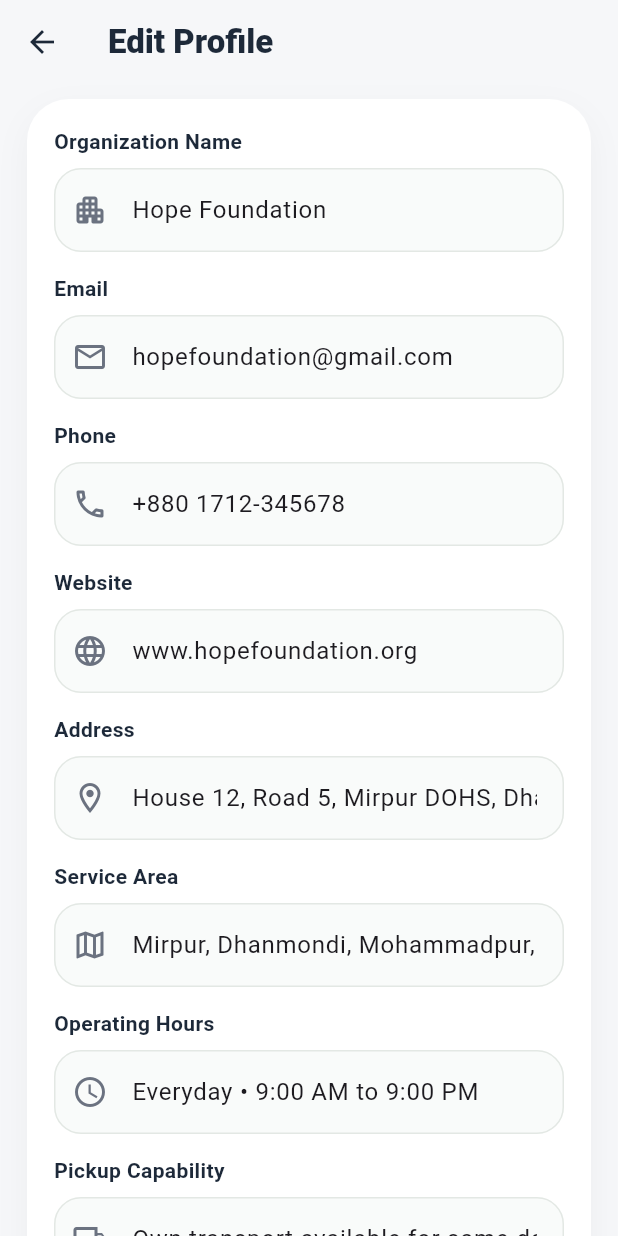
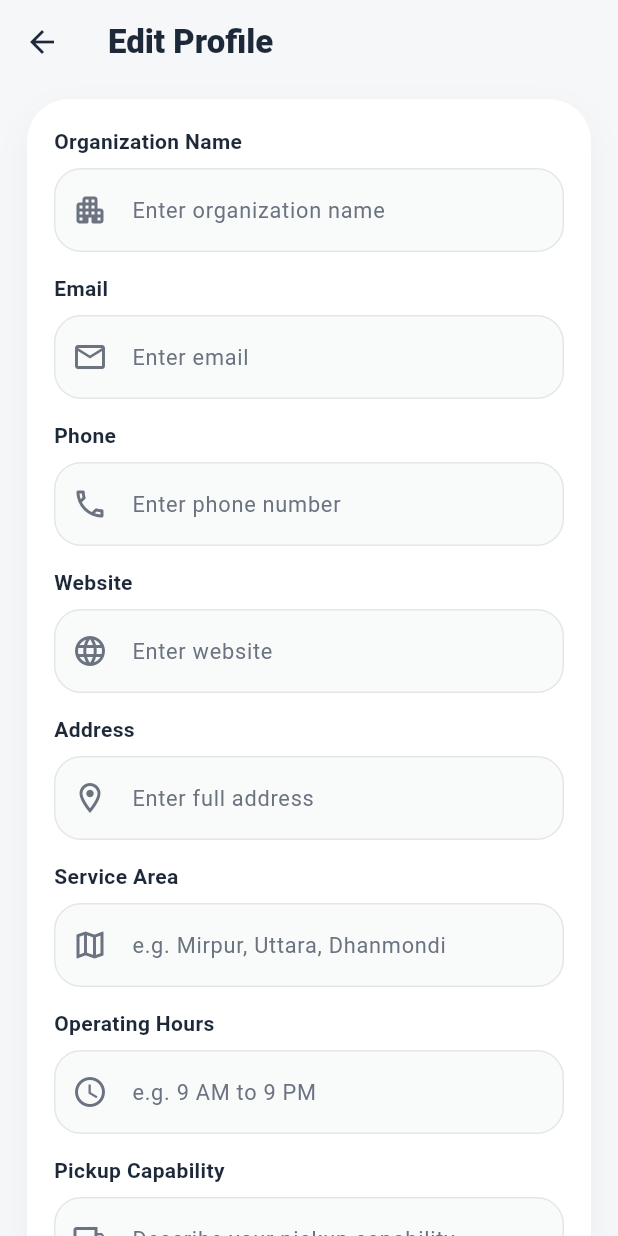
Before and after one commit to siamahmed0011/food_waste_app, a Flutter app: the OrganizationDashboardScreen screen opened by its route, item 5 of the bottom bar chosen, after a tap on "Edit Profile", on a phone screen of 412 x 824 dp. Run offline on Flutter 3.47's test engine with Material 3 defaults, Android fonts, the phone set to English and light mode, and no system bars; our stand-ins replace cloud_firestore, firebase_auth, firebase_core, image_picker, shared_preferences; accounts and stored records are empty.

Commit message:
ngo dasboard update

```diff
--- a/lib/screens/auth/organization_dashboard_screen.dart
+++ b/lib/screens/auth/organization_dashboard_screen.dart
@@ -25,7 +25,7 @@ class _OrganizationDashboardScreenState
 
   @override
   Widget build(BuildContext context) {
-    const Color primary = Color(0xFFF57C00);
+    const Color primary = Color(0xFF1565C0);
     const Color background = Color(0xFFF6F7F9);
 
     return Scaffold(
@@ -76,7 +76,7 @@ class _OrganizationHomeTab extends StatelessWidget {
 
   @override
   Widget build(BuildContext context) {
-    const Color primary = Color(0xFFF57C00);
+    const Color primary = Color(0xFF1565C0);
     const Color titleColor = Color(0xFF1D2939);
     const Color bodyColor = Color(0xFF6B7280);
 
@@ -90,7 +90,7 @@ class _OrganizationHomeTab extends StatelessWidget {
               children: [
                 CircleAvatar(
                   radius: 26,
-                  backgroundColor: const Color(0xFFFFF1E4),
+                  backgroundColor: const Color(0xFFE8F1FD),
                   child: Icon(
                     Icons.apartment_rounded,
                     color: primary.withValues(alpha: 0.95),
@@ -150,9 +150,9 @@ class _OrganizationHomeTab extends StatelessWidget {
               child: const Row(
                 mainAxisAlignment: MainAxisAlignment.spaceAround,
                 children: [
-                  _OrgStatItem(value: '12', label: 'Available'),
-                  _OrgStatItem(value: '4', label: 'Requests'),
-                  _OrgStatItem(value: '8', label: 'Collected'),
+                  _OrgStatItem(value: '0', label: 'Available'),
+                  _OrgStatItem(value: '0', label: 'Requests'),
+                  _OrgStatItem(value: '0', label: 'Collected'),
                 ],
               ),
             ),
@@ -214,13 +214,10 @@ class _OrganizationHomeTab extends StatelessWidget {
                     height: 52,
                     width: 52,
                     decoration: BoxDecoration(
-                      color: const Color(0xFFFFF1E4),
+                      color: const Color(0xFFE8F1FD),
                       borderRadius: BorderRadius.circular(16),
                     ),
-                    child: const Icon(
-                      Icons.fastfood_outlined,
-                      color: primary,
-                    ),
+                    child: const Icon(Icons.fastfood_outlined, color: primary),
                   ),
                   const SizedBox(width: 14),
                   const Expanded(
@@ -228,7 +225,7 @@ class _OrganizationHomeTab extends StatelessWidget {
                       crossAxisAlignment: CrossAxisAlignment.start,
                       children: [
                         Text(
-                          '20 meal packs available nearby',
+                          'No nearby donation yet',
                           style: TextStyle(
                             fontWeight: FontWeight.w800,
                             fontSize: 15,
@@ -237,11 +234,8 @@ class _OrganizationHomeTab extends StatelessWidget {
                         ),
                         SizedBox(height: 5),
                         Text(
-                          'Rice, Curry • Mirpur • Pickup before 6 PM',
-                          style: TextStyle(
-                            color: bodyColor,
-                            fontSize: 13.5,
-                          ),
+                          'When donors post food near your area, it will appear here.',
+                          style: TextStyle(color: bodyColor, fontSize: 13.5),
                         ),
                       ],
                     ),
@@ -252,13 +246,13 @@ class _OrganizationHomeTab extends StatelessWidget {
                       vertical: 6,
                     ),
                     decoration: BoxDecoration(
-                      color: const Color(0xFFFFF4D8),
+                      color: const Color(0xFFE8F1FD),
                       borderRadius: BorderRadius.circular(30),
                     ),
                     child: const Text(
-                      'Urgent',
+                      'New',
                       style: TextStyle(
-                        color: Color(0xFF9A6700),
+                        color: primary,
                         fontWeight: FontWeight.w700,
                         fontSize: 12.5,
                       ),
@@ -278,16 +272,9 @@ class _OrganizationHomeTab extends StatelessWidget {
             ),
             const SizedBox(height: 12),
             const _OrgActivityTile(
-              title: 'Pickup confirmed',
-              subtitle: 'Restaurant donation confirmed for collection',
-            ),
-            const _OrgActivityTile(
-              title: 'New donation nearby',
-              subtitle: 'A donor posted 15 meal boxes near your area',
-            ),
-            const _OrgActivityTile(
-              title: 'Request submitted',
-              subtitle: 'You requested pickup for bakery surplus food',
+              title: 'No recent activity',
+              subtitle:
+                  'Your recent requests and collections will appear here.',
             ),
           ],
         ),
@@ -320,21 +307,25 @@ class _OrganizationProfileTab extends StatefulWidget {
 
 class _OrganizationProfileTabState extends State<_OrganizationProfileTab> {
   Map<String, String> profileData = {
-    'name': 'Hope Foundation',
-    'email': 'hopefoundation@gmail.com',
-    'phone': '+880 1712-345678',
-    'website': 'www.hopefoundation.org',
-    'address': 'House 12, Road 5, Mirpur DOHS, Dhaka',
-    'serviceArea': 'Mirpur, Dhanmondi, Mohammadpur, Uttara',
-    'about':
-        'We collect extra food from restaurants, events and donors, then distribute it to people in need through our volunteer network.',
-    'hours': 'Everyday • 9:00 AM to 9:00 PM',
-    'pickup': 'Own transport available for same-day collection',
+    'name': '',
+    'email': '',
+    'phone': '',
+    'website': '',
+    'address': '',
+    'serviceArea': '',
+    'about': '',
+    'hours': '',
+    'pickup': '',
   };
+
+  String _displayValue(String key) {
+    final value = (profileData[key] ?? '').trim();
+    return value.isEmpty ? 'Not added yet' : value;
+  }
 
   @override
   Widget build(BuildContext context) {
-    const Color primary = Color(0xFFF57C00);
+    const Color primary = Color(0xFF1565C0);
     const Color titleColor = Color(0xFF1D2939);
     const Color bodyColor = Color(0xFF6B7280);
     const Color background = Color(0xFFF6F7F9);
@@ -358,10 +349,7 @@ class _OrganizationProfileTabState extends State<_OrganizationProfileTab> {
               const SizedBox(height: 6),
               const Text(
                 'Manage your NGO details, contact information and service area.',
-                style: TextStyle(
-                  fontSize: 14.5,
-                  color: bodyColor,
-                ),
+                style: TextStyle(fontSize: 14.5, color: bodyColor),
               ),
               const SizedBox(height: 18),
               Container(
@@ -382,7 +370,7 @@ class _OrganizationProfileTabState extends State<_OrganizationProfileTab> {
                   children: [
                     const CircleAvatar(
                       radius: 42,
-                      backgroundColor: Color(0xFFFFF1E4),
+                      backgroundColor: Color(0xFFE8F1FD),
                       child: Icon(
                         Icons.apartment_rounded,
                         size: 42,
@@ -391,7 +379,9 @@ class _OrganizationProfileTabState extends State<_OrganizationProfileTab> {
                     ),
                     const SizedBox(height: 14),
                     Text(
-                      profileData['name'] ?? '',
+                      (profileData['name'] ?? '').trim().isEmpty
+                          ? 'Organization Name'
+                          : profileData['name']!.trim(),
                       style: const TextStyle(
                         fontSize: 20,
                         fontWeight: FontWeight.w800,
@@ -405,7 +395,7 @@ class _OrganizationProfileTabState extends State<_OrganizationProfileTab> {
                         vertical: 7,
                       ),
                       decoration: BoxDecoration(
-                        color: const Color(0xFFFFF1E4),
+                        color: const Color(0xFFE8F1FD),
                         borderRadius: BorderRadius.circular(30),
                       ),
                       child: const Row(
@@ -418,7 +408,7 @@ class _OrganizationProfileTabState extends State<_OrganizationProfileTab> {
                           ),
                           SizedBox(width: 6),
                           Text(
-                            'Verified Organization',
+                            'Organization Account',
                             style: TextStyle(
                               color: primary,
                               fontWeight: FontWeight.w700,
@@ -430,7 +420,9 @@ class _OrganizationProfileTabState extends State<_OrganizationProfileTab> {
                     ),
                     const SizedBox(height: 14),
                     Text(
-                      profileData['about'] ?? '',
+                      (profileData['about'] ?? '').trim().isEmpty
+                          ? 'No description added yet'
+                          : profileData['about']!.trim(),
                       textAlign: TextAlign.center,
                       style: const TextStyle(
                         color: bodyColor,
@@ -443,7 +435,8 @@ class _OrganizationProfileTabState extends State<_OrganizationProfileTab> {
                       width: double.infinity,
                       child: ElevatedButton.icon(
                         onPressed: () async {
-                          final result = await Navigator.push<Map<String, String>>(
+                          final result =
+                              await Navigator.push<Map<String, String>>(
                                 context,
                                 MaterialPageRoute(
                                   builder: (_) => EditOrganizationProfileScreen(
@@ -451,6 +444,7 @@ class _OrganizationProfileTabState extends State<_OrganizationProfileTab> {
                                   ),
                                 ),
                               );
+
                           if (!context.mounted) return;
 
                           if (result != null) {
@@ -459,9 +453,16 @@ if (!context.mounted) return;
                             });
 
                             ScaffoldMessenger.of(context).showSnackBar(
-                              const SnackBar(
-                                content:
-                                    Text('Profile updated successfully'),
+                              SnackBar(
+                                backgroundColor: primary,
+                                behavior: SnackBarBehavior.floating,
+                                shape: RoundedRectangleBorder(
+                                  borderRadius: BorderRadius.circular(12),
+                                ),
+                                content: const Text(
+                                  'Profile updated successfully',
+                                  style: TextStyle(fontWeight: FontWeight.w600),
+                                ),
                               ),
                             );
                           }
@@ -470,8 +471,7 @@ if (!context.mounted) return;
                           backgroundColor: primary,
                           foregroundColor: Colors.white,
                           elevation: 0,
-                          padding:
-                              const EdgeInsets.symmetric(vertical: 14),
+                          padding: const EdgeInsets.symmetric(vertical: 14),
                           shape: RoundedRectangleBorder(
                             borderRadius: BorderRadius.circular(16),
                           ),
@@ -491,7 +491,7 @@ if (!context.mounted) return;
                 children: const [
                   Expanded(
                     child: _OrgInfoStatCard(
-                      value: '128',
+                      value: '0',
                       label: 'Collected',
                       icon: Icons.inventory_2_outlined,
                     ),
@@ -499,7 +499,7 @@ if (!context.mounted) return;
                   SizedBox(width: 12),
                   Expanded(
                     child: _OrgInfoStatCard(
-                      value: '34',
+                      value: '0',
                       label: 'Active Requests',
                       icon: Icons.assignment_outlined,
                     ),
@@ -514,19 +514,19 @@ if (!context.mounted) return;
                   _ProfileInfoTile(
                     icon: Icons.email_outlined,
                     title: 'Email',
-                    value: profileData['email'] ?? '',
+                    value: _displayValue('email'),
                   ),
                   const _ProfileDivider(),
                   _ProfileInfoTile(
                     icon: Icons.call_outlined,
                     title: 'Phone',
-                    value: profileData['phone'] ?? '',
+                    value: _displayValue('phone'),
                   ),
                   const _ProfileDivider(),
                   _ProfileInfoTile(
                     icon: Icons.language_outlined,
                     title: 'Website',
-                    value: profileData['website'] ?? '',
+                    value: _displayValue('website'),
                   ),
                 ],
               ),
@@ -538,13 +538,13 @@ if (!context.mounted) return;
                   _ProfileInfoTile(
                     icon: Icons.location_on_outlined,
                     title: 'Address',
-                    value: profileData['address'] ?? '',
+                    value: _displayValue('address'),
                   ),
                   const _ProfileDivider(),
                   _ProfileInfoTile(
                     icon: Icons.map_outlined,
                     title: 'Service Area',
-                    value: profileData['serviceArea'] ?? '',
+                    value: _displayValue('serviceArea'),
                   ),
                 ],
               ),
@@ -556,19 +556,19 @@ if (!context.mounted) return;
                   _ProfileInfoTile(
                     icon: Icons.info_outline_rounded,
                     title: 'About',
-                    value: profileData['about'] ?? '',
+                    value: _displayValue('about'),
                   ),
                   const _ProfileDivider(),
                   _ProfileInfoTile(
                     icon: Icons.access_time_outlined,
                     title: 'Operating Hours',
-                    value: profileData['hours'] ?? '',
+                    value: _displayValue('hours'),
                   ),
                   const _ProfileDivider(),
                   _ProfileInfoTile(
                     icon: Icons.local_shipping_outlined,
                     title: 'Pickup Capability',
-                    value: profileData['pickup'] ?? '',
+                    value: _displayValue('pickup'),
                   ),
                 ],
               ),
@@ -620,7 +620,7 @@ class _OrgInfoStatCard extends StatelessWidget {
 
   @override
   Widget build(BuildContext context) {
-    const Color primary = Color(0xFFF57C00);
+    const Color primary = Color(0xFF1565C0);
     const Color titleColor = Color(0xFF1D2939);
     const Color bodyColor = Color(0xFF6B7280);
 
@@ -650,13 +650,7 @@ class _OrgInfoStatCard extends StatelessWidget {
             ),
           ),
           const SizedBox(height: 4),
-          Text(
-            label,
-            style: const TextStyle(
-              color: bodyColor,
-              fontSize: 13.5,
-            ),
-          ),
+          Text(label, style: const TextStyle(color: bodyColor, fontSize: 13.5)),
         ],
       ),
     );
@@ -718,7 +712,7 @@ class _ProfileInfoTile extends StatelessWidget {
 
   @override
   Widget build(BuildContext context) {
-    const Color primary = Color(0xFFF57C00);
+    const Color primary = Color(0xFF1565C0);
     const Color titleColor = Color(0xFF1D2939);
     const Color bodyColor = Color(0xFF6B7280);
 
@@ -731,7 +725,7 @@ class _ProfileInfoTile extends StatelessWidget {
             height: 42,
             width: 42,
             decoration: BoxDecoration(
-              color: const Color(0xFFFFF1E4),
+              color: const Color(0xFFE8F1FD),
               borderRadius: BorderRadius.circular(14),
             ),
             child: Icon(icon, color: primary, size: 21),
@@ -782,41 +776,31 @@ class _SettingTile extends StatelessWidget {
 
   @override
   Widget build(BuildContext context) {
-    const Color primary = Color(0xFFF57C00);
+    const Color primary = Color(0xFF1565C0);
     const Color titleColor = Color(0xFF1D2939);
     const Color bodyColor = Color(0xFF6B7280);
 
     return ListTile(
       onTap: onTap,
-      contentPadding:
-          const EdgeInsets.symmetric(horizontal: 16, vertical: 6),
+      contentPadding: const EdgeInsets.symmetric(horizontal: 16, vertical: 6),
       leading: Container(
         height: 42,
         width: 42,
         decoration: BoxDecoration(
-          color: const Color(0xFFFFF1E4),
+          color: const Color(0xFFE8F1FD),
           borderRadius: BorderRadius.circular(14),
         ),
         child: Icon(icon, color: primary),
       ),
       title: Text(
         title,
-        style: const TextStyle(
-          fontWeight: FontWeight.w800,
-          color: titleColor,
-        ),
+        style: const TextStyle(fontWeight: FontWeight.w800, color: titleColor),
       ),
       subtitle: Text(
         subtitle,
-        style: const TextStyle(
-          color: bodyColor,
-          fontSize: 13,
+        style: const TextStyle(color: bodyColor, fontSize: 13),
       ),
-      ),
-      trailing: const Icon(
-        Icons.chevron_right_rounded,
-        color: bodyColor,
-      ),
+      trailing: const Icon(Icons.chevron_right_rounded, color: bodyColor),
     );
   }
 }
@@ -826,11 +810,7 @@ class _ProfileDivider extends StatelessWidget {
 
   @override
   Widget build(BuildContext context) {
-    return const Divider(
-      height: 1,
-      thickness: 1,
-      color: Color(0xFFF1F1F1),
-    );
+    return const Divider(height: 1, thickness: 1, color: Color(0xFFF1F1F1));
   }
 }
 
@@ -838,10 +818,7 @@ class _OrgStatItem extends StatelessWidget {
   final String value;
   final String label;
 
-  const _OrgStatItem({
-    required this.value,
-    required this.label,
-  });
+  const _OrgStatItem({required this.value, required this.label});
 
   @override
   Widget build(BuildContext context) {
@@ -884,7 +861,7 @@ class _OrgQuickActionCard extends StatelessWidget {
   Widget build(BuildContext context) {
     const Color titleColor = Color(0xFF1D2939);
     const Color bodyColor = Color(0xFF6B7280);
-    const Color primary = Color(0xFFF57C00);
+    const Color primary = Color(0xFF1565C0);
 
     return Container(
       padding: const EdgeInsets.symmetric(vertical: 24, horizontal: 16),
@@ -915,10 +892,7 @@ class _OrgQuickActionCard extends StatelessWidget {
           Text(
             subtitle,
             textAlign: TextAlign.center,
-            style: const TextStyle(
-              fontSize: 12.5,
-              color: bodyColor,
-            ),
+            style: const TextStyle(fontSize: 12.5, color: bodyColor),
           ),
         ],
       ),
@@ -930,14 +904,11 @@ class _OrgActivityTile extends StatelessWidget {
   final String title;
   final String subtitle;
 
-  const _OrgActivityTile({
-    required this.title,
-    required this.subtitle,
-  });
+  const _OrgActivityTile({required this.title, required this.subtitle});
 
   @override
   Widget build(BuildContext context) {
-    const Color primary = Color(0xFFF57C00);
+    const Color primary = Color(0xFF1565C0);
     const Color titleColor = Color(0xFF1D2939);
     const Color bodyColor = Color(0xFF6B7280);
 
@@ -947,7 +918,7 @@ class _OrgActivityTile extends StatelessWidget {
         children: [
           CircleAvatar(
             radius: 22,
-            backgroundColor: const Color(0xFFFFF1E4),
+            backgroundColor: const Color(0xFFE8F1FD),
             child: Icon(
               Icons.local_shipping_outlined,
               color: primary.withValues(alpha: 0.95),
@@ -970,10 +941,7 @@ class _OrgActivityTile extends StatelessWidget {
                 const SizedBox(height: 4),
                 Text(
                   subtitle,
-                  style: const TextStyle(
-                    color: bodyColor,
-                    fontSize: 13.5,
-                  ),
+                  style: const TextStyle(color: bodyColor, fontSize: 13.5),
                 ),
               ],
             ),
@@ -999,7 +967,7 @@ class _OrgSimpleTabWrapper extends StatelessWidget {
   Widget build(BuildContext context) {
     const Color titleColor = Color(0xFF1D2939);
     const Color bodyColor = Color(0xFF6B7280);
-    const Color primary = Color(0xFFF57C00);
+    const Color primary = Color(0xFF1565C0);
 
     return SafeArea(
       child: Center(
@@ -1017,7 +985,7 @@ class _OrgSimpleTabWrapper extends StatelessWidget {
               children: [
                 CircleAvatar(
                   radius: 30,
-                  backgroundColor: const Color(0xFFFFF1E4),
+                  backgroundColor: const Color(0xFFE8F1FD),
                   child: Icon(icon, color: primary, size: 30),
                 ),
                 const SizedBox(height: 16),
```
Lines whose indentation alone changed are shown as unchanged.
